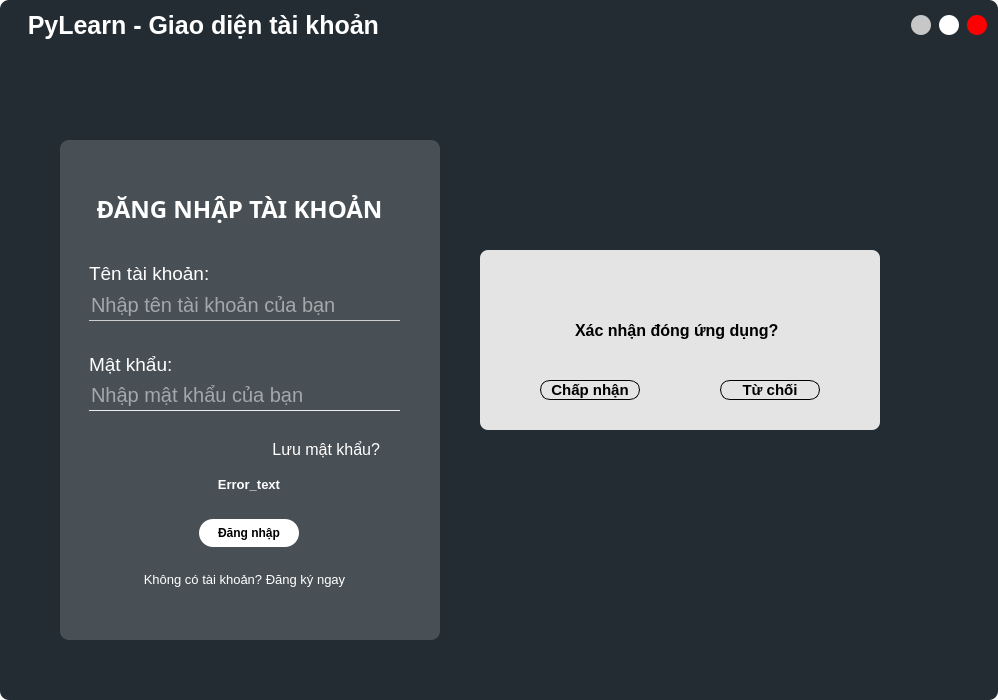
The window that UI_Files/Login_gui.ui (hoangm960/Astraea) describes before a commit, drawn with Qt 5.
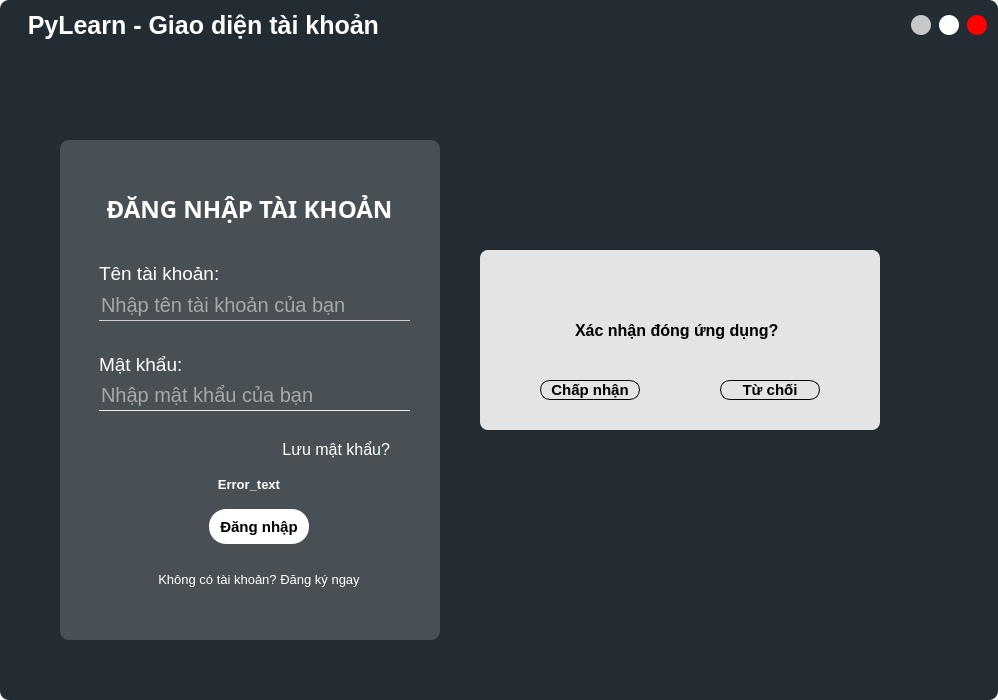
The same window after the commit. The open tabs and pages were chosen to show the change. Icons and pictures are not drawn.

```diff
--- a/UI_Files/Login_gui.ui
+++ b/UI_Files/Login_gui.ui
@@ -506,7 +506,7 @@
                  <widget class="QLabel" name="label">
                   <property name="geometry">
                    <rect>
-                    <x>-20</x>
+                    <x>-10</x>
                     <y>40</y>
                     <width>381</width>
                     <height>41</height>
@@ -534,7 +534,7 @@
                  <widget class="QLineEdit" name="NameBox_SI">
                   <property name="geometry">
                    <rect>
-                    <x>20</x>
+                    <x>30</x>
                     <y>140</y>
                     <width>311</width>
                     <height>32</height>
@@ -577,7 +577,7 @@
                  <widget class="QLineEdit" name="PassBox_SI">
                   <property name="geometry">
                    <rect>
-                    <x>20</x>
+                    <x>30</x>
                     <y>230</y>
                     <width>311</width>
                     <height>32</height>
@@ -623,25 +623,25 @@
                  <widget class="QPushButton" name="SignIn_Bt">
                   <property name="geometry">
                    <rect>
-                    <x>130</x>
-                    <y>370</y>
+                    <x>140</x>
+                    <y>360</y>
                     <width>100</width>
-                    <height>28</height>
+                    <height>35</height>
                    </rect>
                   </property>
                   <property name="font">
                    <font>
                     <family>Segoe UI</family>
-                    <pointsize>9</pointsize>
+                    <pointsize>11</pointsize>
                     <weight>75</weight>
                     <bold>true</bold>
                    </font>
                   </property>
                   <property name="styleSheet">
                    <string notr="true">QPushButton {
-color: rbg(0,0,0);
+color: rgg(0,0,0);
 background-color: rgb(255, 255, 255);
-border-radius: 14px;
+border-radius: 17px;
 }
 
 QPushButton:hover{
@@ -661,7 +661,7 @@
                  <widget class="QLabel" name="label_3">
                   <property name="geometry">
                    <rect>
-                    <x>20</x>
+                    <x>30</x>
                     <y>200</y>
                     <width>151</width>
                     <height>31</height>
@@ -684,7 +684,7 @@
                  <widget class="QCheckBox" name="SavePass">
                   <property name="geometry">
                    <rect>
-                    <x>190</x>
+                    <x>200</x>
                     <y>290</y>
                     <width>141</width>
                     <height>21</height>
@@ -709,9 +709,9 @@
                  <widget class="QPushButton" name="ConvertButton">
                   <property name="geometry">
                    <rect>
-                    <x>50</x>
+                    <x>85</x>
                     <y>420</y>
-                    <width>251</width>
+                    <width>210</width>
                     <height>21</height>
                    </rect>
                   </property>
@@ -741,7 +741,7 @@
                  <widget class="QPushButton" name="eyeShow">
                   <property name="geometry">
                    <rect>
-                    <x>300</x>
+                    <x>310</x>
                     <y>230</y>
                     <width>30</width>
                     <height>30</height>
@@ -759,7 +759,7 @@
                  <widget class="QPushButton" name="eyeHide">
                   <property name="geometry">
                    <rect>
-                    <x>300</x>
+                    <x>310</x>
                     <y>230</y>
                     <width>30</width>
                     <height>30</height>
@@ -830,7 +830,7 @@
                  <widget class="QLabel" name="label_4">
                   <property name="geometry">
                    <rect>
-                    <x>20</x>
+                    <x>30</x>
                     <y>109</y>
                     <width>141</width>
                     <height>31</height>
```
Left out of the diff: 23 changed lines with no effect on the pictures.
